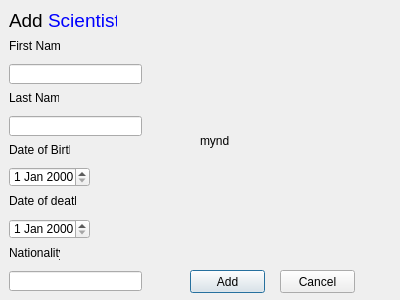
This is ui/addscientistdialog.ui in VLN-H7/Skil3 as Qt 5 draws it before an edit. The edited form follows.
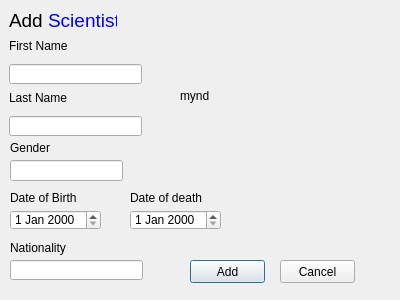
This is the edited form.

```diff
--- a/ui/addscientistdialog.ui
+++ b/ui/addscientistdialog.ui
@@ -16,9 +16,9 @@
   <widget class="QLabel" name="label">
    <property name="geometry">
     <rect>
-     <x>9</x>
-     <y>193</y>
-     <width>67</width>
+     <x>130</x>
+     <y>190</y>
+     <width>111</width>
      <height>16</height>
     </rect>
    </property>
@@ -31,7 +31,7 @@
     <rect>
      <x>9</x>
      <y>90</y>
-     <width>50</width>
+     <width>91</width>
      <height>16</height>
     </rect>
    </property>
@@ -42,9 +42,9 @@
   <widget class="QLabel" name="label_3">
    <property name="geometry">
     <rect>
-     <x>9</x>
-     <y>142</y>
-     <width>61</width>
+     <x>10</x>
+     <y>190</y>
+     <width>91</width>
      <height>16</height>
     </rect>
    </property>
@@ -57,7 +57,7 @@
     <rect>
      <x>9</x>
      <y>38</y>
-     <width>51</width>
+     <width>91</width>
      <height>16</height>
     </rect>
    </property>
@@ -101,9 +101,9 @@
   <widget class="QDateEdit" name="dateEdit">
    <property name="geometry">
     <rect>
-     <x>9</x>
-     <y>167</y>
-     <width>81</width>
+     <x>10</x>
+     <y>210</y>
+     <width>91</width>
      <height>20</height>
     </rect>
    </property>
@@ -111,9 +111,9 @@
   <widget class="QLabel" name="label_5">
    <property name="geometry">
     <rect>
-     <x>9</x>
-     <y>245</y>
-     <width>51</width>
+     <x>10</x>
+     <y>240</y>
+     <width>91</width>
      <height>16</height>
     </rect>
    </property>
@@ -124,9 +124,9 @@
   <widget class="QDateEdit" name="dateEdit_2">
    <property name="geometry">
     <rect>
-     <x>9</x>
-     <y>219</y>
-     <width>81</width>
+     <x>130</x>
+     <y>210</y>
+     <width>91</width>
      <height>20</height>
     </rect>
    </property>
@@ -134,8 +134,8 @@
   <widget class="QLineEdit" name="lineEdit_3">
    <property name="geometry">
     <rect>
-     <x>9</x>
-     <y>271</y>
+     <x>10</x>
+     <y>260</y>
      <width>133</width>
      <height>20</height>
     </rect>
@@ -144,10 +144,10 @@
   <widget class="QLabel" name="label_7">
    <property name="geometry">
     <rect>
-     <x>200</x>
-     <y>50</y>
-     <width>161</width>
-     <height>181</height>
+     <x>180</x>
+     <y>30</y>
+     <width>171</width>
+     <height>131</height>
     </rect>
    </property>
    <property name="text">
@@ -158,7 +158,7 @@
    <property name="geometry">
     <rect>
      <x>190</x>
-     <y>270</y>
+     <y>260</y>
      <width>75</width>
      <height>23</height>
     </rect>
@@ -171,7 +171,7 @@
    <property name="geometry">
     <rect>
      <x>280</x>
-     <y>270</y>
+     <y>260</y>
      <width>75</width>
      <height>23</height>
     </rect>
@@ -180,6 +180,68 @@
     <string>Cancel</string>
    </property>
   </widget>
+  <widget class="QLabel" name="label_error_first_name">
+   <property name="geometry">
+    <rect>
+     <x>90</x>
+     <y>40</y>
+     <width>131</width>
+     <height>16</height>
+    </rect>
+   </property>
+   <property name="text">
+    <string/>
+   </property>
+  </widget>
+  <widget class="QLabel" name="label_error_last_name">
+   <property name="geometry">
+    <rect>
+     <x>90</x>
+     <y>90</y>
+     <width>181</width>
+     <height>16</height>
+    </rect>
+   </property>
+   <property name="text">
+    <string/>
+   </property>
+  </widget>
+  <widget class="QLabel" name="label_error_nationality">
+   <property name="geometry">
+    <rect>
+     <x>90</x>
+     <y>240</y>
+     <width>241</width>
+     <height>16</height>
+    </rect>
+   </property>
+   <property name="text">
+    <string>&lt;html&gt;&lt;head/&gt;&lt;body&gt;&lt;p&gt;&lt;br/&gt;&lt;/p&gt;&lt;/body&gt;&lt;/html&gt;</string>
+   </property>
+  </widget>
+  <widget class="QLabel" name="gender_label">
+   <property name="geometry">
+    <rect>
+     <x>10</x>
+     <y>140</y>
+     <width>61</width>
+     <height>16</height>
+    </rect>
+   </property>
+   <property name="text">
+    <string>Gender</string>
+   </property>
+  </widget>
+  <widget class="QLineEdit" name="gender_input">
+   <property name="geometry">
+    <rect>
+     <x>10</x>
+     <y>160</y>
+     <width>113</width>
+     <height>21</height>
+    </rect>
+   </property>
+  </widget>
  </widget>
  <resources/>
  <connections/>
```
Left out of the diff: 28 changed lines with no effect on the pictures.
